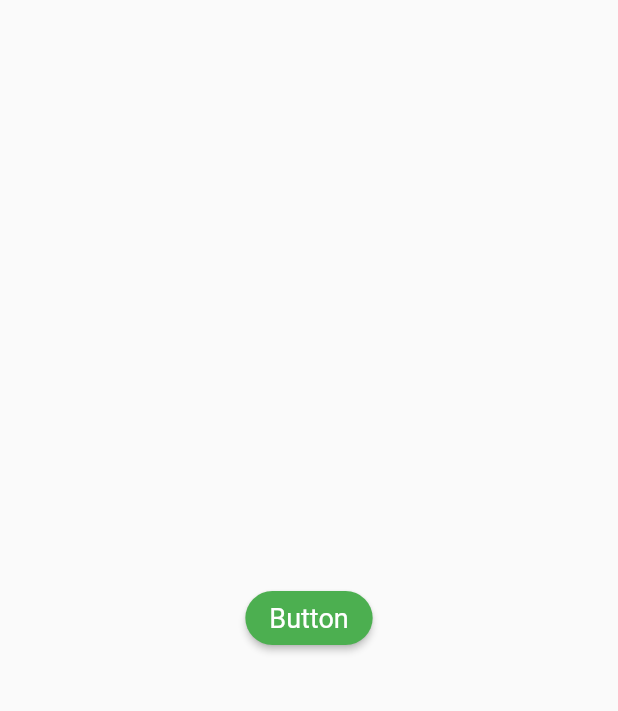
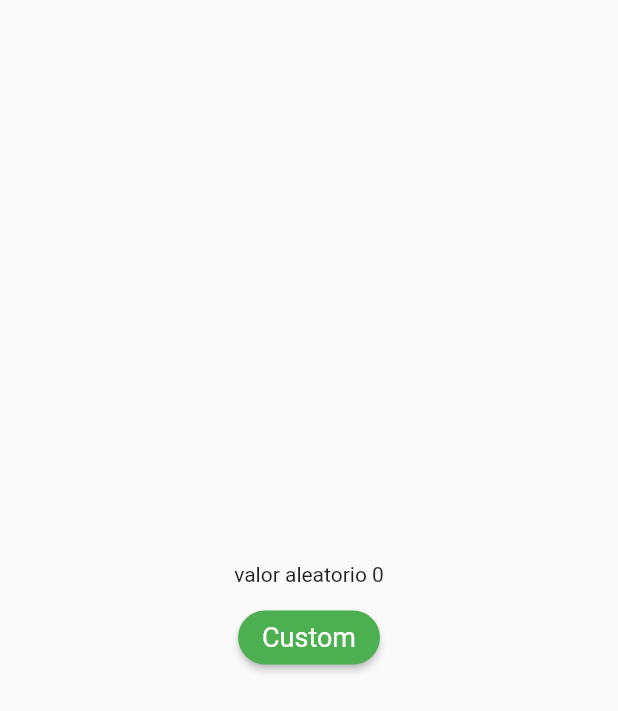
Before and after one commit to mbinoti/gorouter-demo, a Flutter app: the screen it shows after launch, on a phone screen of 412 x 824 dp. Shown: the top 711 px of the screen. Run offline on Flutter 3.47's test engine with Material 2 defaults, Android fonts, the light colour scheme and no system bars.

Commit message:
adicionada funcionalidade de gerenciamento de estado usando ValueNotifier

```diff
--- a/lib/page1.dart
+++ b/lib/page1.dart
@@ -1,19 +1,49 @@
+import 'dart:math';
+
 import 'package:flutter/material.dart';
 import 'package:navpage/page2.dart';
 import 'package:navpage/widgets/custom_button_widget.dart';
 
-class Page1 extends StatelessWidget {
+class Page1 extends StatefulWidget {
   const Page1({Key? key}) : super(key: key);
+
+  @override
+  State<Page1> createState() => _Page1State();
+}
+
+class _Page1State extends State<Page1> {
+  ValueNotifier<int> valorAleatorio = ValueNotifier<int>(0);
+
+  random() async {
+    for (int i = 0; i < 10; i++) {
+      await Future.delayed(const Duration(seconds: 1));
+      valorAleatorio.value = Random().nextInt(100);
+    }
+  }
 
   @override
   Widget build(BuildContext context) {
     return Scaffold(
       body: Center(
-        child: CustomButtonWidget(
-          onPressed: () {},
-          title: 'Button',
-          disable: false,
-          titleSize: 18,
+        child: Column(
+          mainAxisAlignment: MainAxisAlignment.center,
+          children: [
+            ValueListenableBuilder(
+              valueListenable: valorAleatorio,
+              builder: (_, value, __) => Text(
+                'valor aleatorio $value',
+              ),
+            ),
+            const SizedBox(
+              height: 10,
+            ),
+            CustomButtonWidget(
+              onPressed: () => random(),
+              title: 'Custom',
+              disable: false,
+              titleSize: 18,
+            ),
+          ],
         ),
       ),
     );
--- a/pubspec.yaml
+++ b/pubspec.yaml
@@ -29,6 +29,7 @@
 dependencies:
   flutter:
     sdk: flutter
+  http: ^0.13.4
 
 
   # The following adds the Cupertino Icons font to your application.
```
Also changed, not shown: pubspec.lock.
